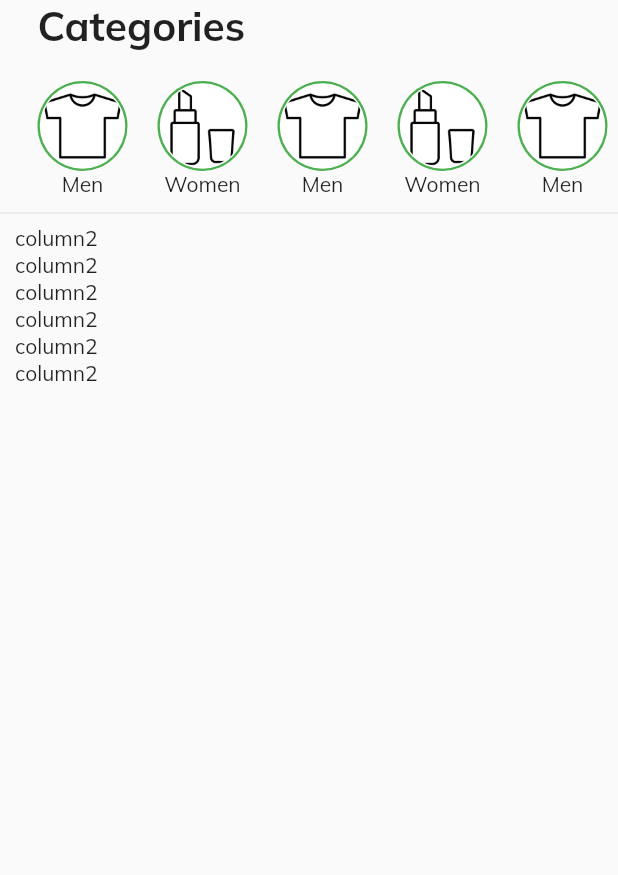
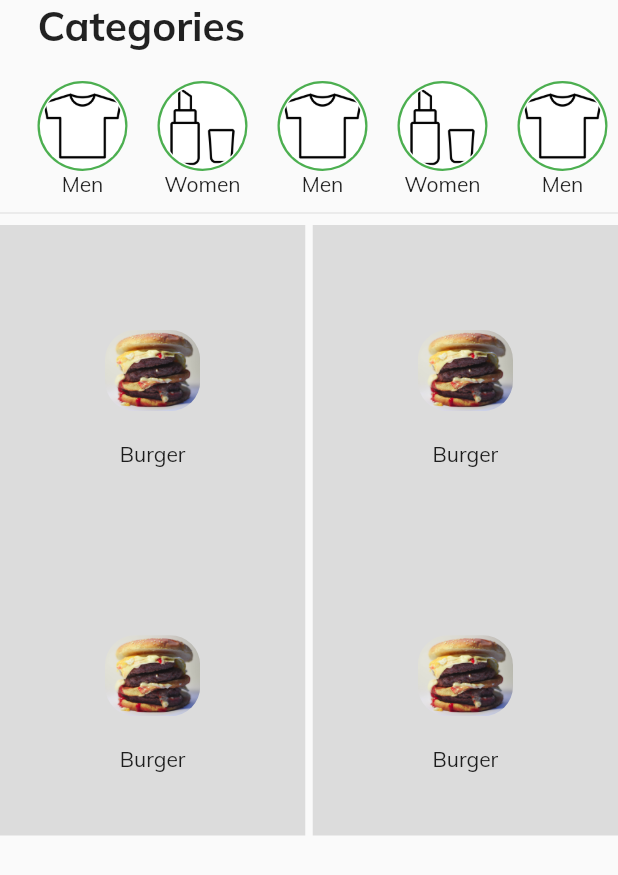
Before and after one commit to DanielLokk/e-commerce_app, a Flutter app: the screen it shows after launch, on a phone screen of 412 x 824 dp. Shown: the top 875 px of the screen. Run offline on Flutter 3.47's test engine with Material 2 defaults, Android fonts, the phone set to English and light mode, and no system bars; our stand-ins replace google_fonts; missing offline and left inert: dart:html, flappy_search_bar.

Commit message:
grid first implementation

```diff
--- a/lib/src/models/global.dart
+++ b/lib/src/models/global.dart
@@ -23,6 +23,4 @@ List<Post> listPosts = [
   post1,
   post1,
   post1,
-  post1,
-  post1,
 ];
--- a/lib/src/pages/home.dart
+++ b/lib/src/pages/home.dart
@@ -1,3 +1,5 @@
+import 'dart:html';
+
 import 'package:ecommerceapp/src/models/category.dart';
 import 'package:ecommerceapp/src/models/post.dart';
 import 'package:flutter/material.dart';
@@ -14,7 +16,8 @@ class _HomeState extends State<Home> {
   Widget build(BuildContext context) {
     return new Scaffold(
       body: Container(
-        child: ListView(
+        child: SafeArea(
+          child: Column(
             children: <Widget>[
               Column(
                 children: [
@@ -33,12 +36,20 @@ class _HomeState extends State<Home> {
                     child: getCategories(),
                   ),
                   Divider(),
-                Column(
-                  children: getPosts(context),
+                  GridView.builder(
+                    gridDelegate: SliverGridDelegateWithFixedCrossAxisCount(
+                        crossAxisCount: 2,
+                        crossAxisSpacing: 5.0,
+                        mainAxisSpacing: 0.0),
+                    itemCount: listPosts.length,
+                    shrinkWrap: true,
+                    itemBuilder: (context, index) =>
+                        getPost(context, listPosts[index], index),
                   ),
                 ],
               ),
             ],
+          ),
         ),
       ),
     );
@@ -110,8 +121,44 @@ class _HomeState extends State<Home> {
     );
   }
 
+  List<Widget> getPosts(BuildContext context) {
+    List<Widget> posts = [];
+    int index = 0;
+    for (Post post in listPosts) {
+      posts.add(getPost(context, post, index));
+      index++;
+    }
+    return posts;
+  }
+
   Widget getPost(BuildContext context, Post post, int index) {
     return Container(
+      decoration: BoxDecoration(color: Colors.black12),
+      padding: EdgeInsets.all(50),
+      child: Stack(
+        children: [
+          Column(
+            children: [
+              AspectRatio(
+                aspectRatio: 1.1,
+                child: Container(
+                  margin: EdgeInsets.all(20),
+                  decoration: BoxDecoration(
+                    borderRadius: BorderRadius.circular(20),
+                    image: DecorationImage(
+                        alignment: FractionalOffset.topCenter,
+                        fit: BoxFit.cover,
+                        image: post.image),
+                  ),
+                ),
+              ),
+              Text("Burger")
+            ],
+          ),
+        ],
+      ),
+    );
+    /* return Container(
       child: Column(
         crossAxisAlignment: CrossAxisAlignment.start,
         children: [
@@ -142,16 +189,6 @@ class _HomeState extends State<Home> {
           ),
         ],
       ),
-    );
-  }
-
-  List<Widget> getPosts(BuildContext context) {
-    List<Widget> posts = [];
-    int index = 0;
-    for (Post post in listPosts) {
-      posts.add(getPost(context, post, index));
-      index++;
-    }
-    return posts;
+    ); */
   }
 }
```
Also changed, not shown: pubspec.lock. Lines whose indentation alone changed are shown as unchanged.
